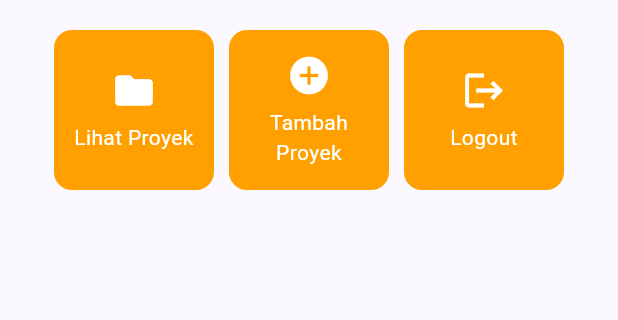
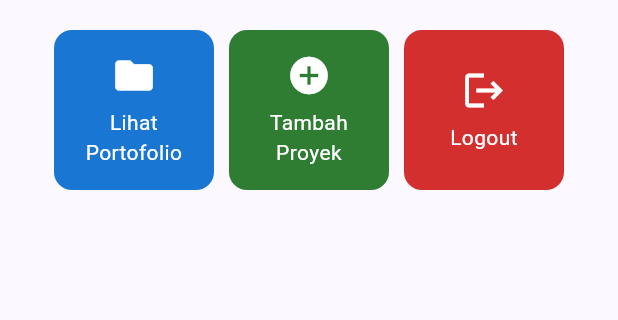
Before and after one commit to fossyy/myportofolio_mobile, a Flutter app: the screen it shows after launch, on a phone screen of 412 x 824 dp, the part 357-677 px from its top. Run offline on Flutter 3.47's test engine with Material 3 defaults, Android fonts, the phone set to English and light mode, and no system bars.

Commit message:
feat(menu): give each action card a distinct color

```diff
--- a/lib/menu.dart
+++ b/lib/menu.dart
@@ -8,9 +8,9 @@ class MyHomePage extends StatelessWidget {
   final String kelas = "PBP E";
 
   final List<ItemHomepage> items = [
-    ItemHomepage("Lihat Proyek", Icons.folder),
-    ItemHomepage("Tambah Proyek", Icons.add_circle),
-    ItemHomepage("Logout", Icons.logout),
+    ItemHomepage("Lihat Portofolio", Icons.folder, Colors.blue.shade700),
+    ItemHomepage("Tambah Proyek", Icons.add_circle, Colors.green.shade800),
+    ItemHomepage("Logout", Icons.logout, Colors.red.shade700),
   ];
 
   @override
@@ -99,8 +99,9 @@ class InfoCard extends StatelessWidget {
 class ItemHomepage {
   final String name;
   final IconData icon;
+  final Color color;
 
-  ItemHomepage(this.name, this.icon);
+  ItemHomepage(this.name, this.icon, this.color);
 }
 
 class ItemCard extends StatelessWidget {
@@ -111,7 +112,7 @@ class ItemCard extends StatelessWidget {
   @override
   Widget build(BuildContext context) {
     return Material(
-      color: Theme.of(context).colorScheme.secondary,
+      color: item.color,
       borderRadius: BorderRadius.circular(12),
       child: InkWell(
         onTap: () {
```
Also changed, not shown: 1 other file.
